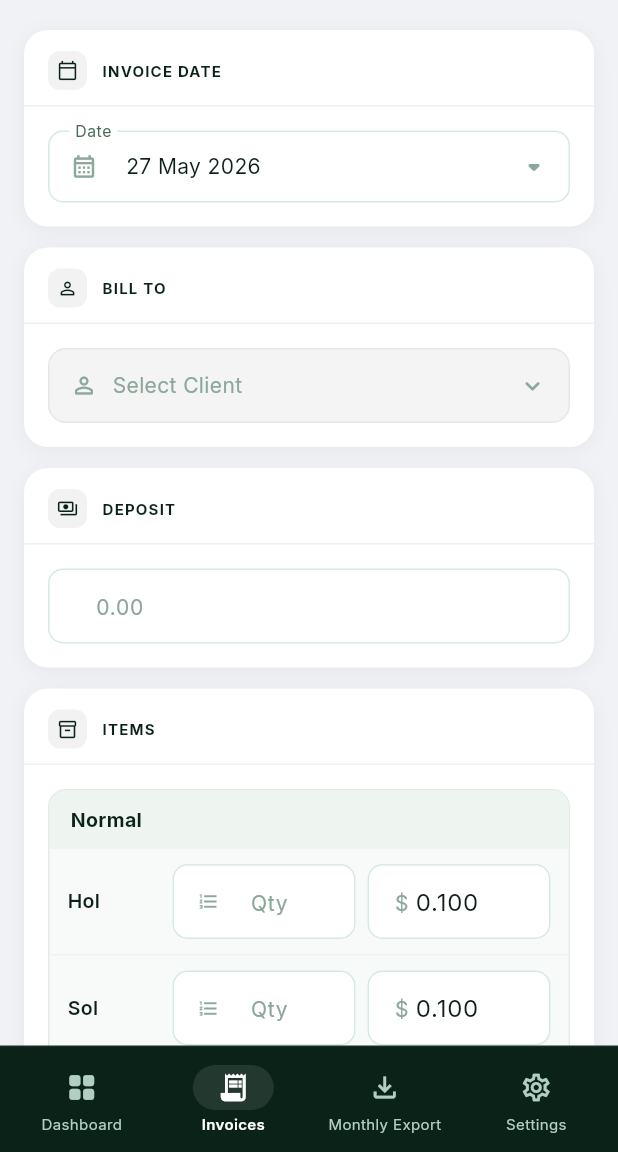
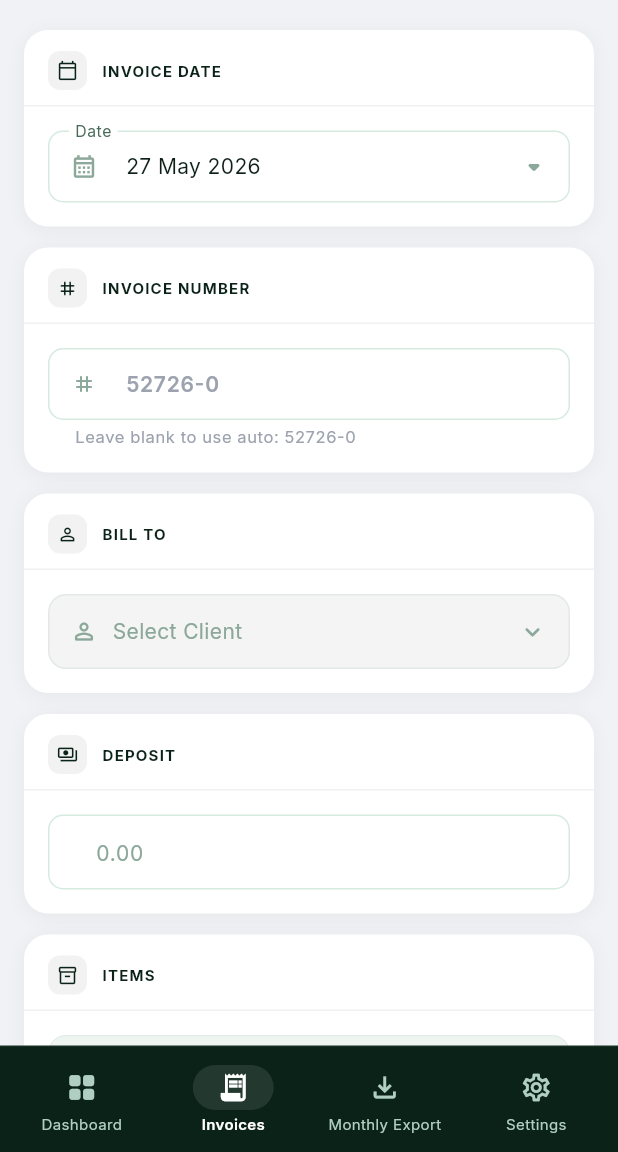
Before and after one commit to Kaneka0-0/invoice-mom-project, a Flutter app: the InvoiceListScreen screen opened by its route, after a tap on the "grid view" icon, after a tap on "New Invoice", on a phone screen of 412 x 824 dp, the part 84-1236 px from its top. Run offline on Flutter 3.47's test engine with Material 3 defaults, Android fonts, the phone set to English and light mode, and no system bars; our stand-ins replace go_router, google_fonts, pdf, printing, shared_preferences, supabase_flutter; missing offline and left inert: dart:js; accounts and stored records are empty; network calls fail; project files that could hold a hidden picture were left out.

Commit message:
Real-time lists, invoice number field, mobile PDF, spreadsheet restore, LH Invoice rename
- StreamBuilder for invoice/client lists with provider merge for instant local updates
- Manual invoice number field on form; auto-generates MMDDYY-N format if blank
- Monthly export: mobile shows native PDF popup (Printing.layoutPdf), web uses HTML
- Restore "Open in Spreadsheet" button and all spreadsheet classes
- Fix "No" label spacing in PDF (flex-start gap instead of space-between)
- Rename app to "LH Invoice" (Android, web manifest, index.html)
- Remove General filter from invoice list
- Conditional exports for mobile PDF to avoid web build errors
- Full-width layout on monthly export screen (remove center/constrained wrappers)

Co-Authored-By: Claude Sonnet 4.6 <noreply@anthropic.com>

```diff
--- a/lib/l10n/strings.dart
+++ b/lib/l10n/strings.dart
@@ -85,15 +85,15 @@ class S {
   // ── Borrow ────────────────────────────────────────────────────────────
   String get vendor => get('Vendor', 'អ្នកលក់');
   String get borrowDate => get('Borrow Date', 'កាលបរិច្ឆេទខ្ចី');
-  String get amountOwed => get('Amount Owed', 'ចំនួនជំពាក់');
+  String get amountOwed => get('Amount Owed', 'តាន់ជំពាក់');
   String get paymentDate => get('Payment Date', 'កាលបរិច្ឆេទបង់');
   String get owed => get('Owed', 'ជំពាក់');
   String get selectVendor => get('Select Vendor', 'ជ្រើសអ្នកលក់');
 
   // ── Dashboard Stats ───────────────────────────────────────────────────
-  String get totalInvoices => get('Total Invoices', 'ចំនួនវិក្កយបត្រ');
+  String get totalInvoices => get('Total Invoices', 'តាន់វិក្កយបត្រ');
   String get totalRevenue => get('Total Revenue', 'ចំណូលសរុប');
-  String get pendingAmount => get('Pending', 'ចំនួនរង់ចាំ');
+  String get pendingAmount => get('Pending', 'តាន់រង់ចាំ');
   String get debtToVendors => get('Debt to Vendors', '빚ស់អ្នកលក់');
   String get recentInvoices => get('Recent Invoices', 'វិក្កយបត្រថ្មីៗ');
   String get thisMonth => get('This Month', 'ខែនេះ');
@@ -116,8 +116,6 @@ class S {
   String get currency => get('Currency', 'រូបិយប័ណ្ណ');
 
   // ── Confirmations ─────────────────────────────────────────────────────
-  String deleteConfirm(String item) =>
-      get('Delete this $item?', 'លុប$item នេះ?');
-  String get cannotUndo =>
-      get('This action cannot be undone.', 'សកម្មភាពនេះមិនអាចត្រឡប់វិញបាន។');
+  String deleteConfirm(String item) => get('Delete this $item?', 'លុប$item នេះ?');
+  String get cannotUndo => get('This action cannot be undone.', 'សកម្មភាពនេះមិនអាចត្រឡប់វិញបាន។');
 }
--- a/lib/providers/app_provider.dart
+++ b/lib/providers/app_provider.dart
@@ -177,6 +177,7 @@ class AppProvider extends ChangeNotifier {
   // ── Invoices ──────────────────────────────────────────────────────────────
   Future<Invoice> addInvoice({
     required String date,
+    String? number,
     String? clientId,
     String? deliveryLocation,
     List<InvoiceItem>? items,
@@ -187,7 +188,9 @@ class AppProvider extends ChangeNotifier {
     final id = _uuid.v4();
     final invoice = Invoice(
       id: id,
-      number: _store.nextInvoiceNumber(),
+      number: (number != null && number.isNotEmpty)
+          ? number
+          : _store.nextInvoiceNumber(DateTime.tryParse(date) ?? DateTime.now()),
       clientId: clientId,
       deliveryLocation: deliveryLocation,
       date: date,
--- a/lib/screens/invoices/invoice_form_screen.dart
+++ b/lib/screens/invoices/invoice_form_screen.dart
@@ -28,6 +28,7 @@ class _InvoiceFormScreenState extends State<InvoiceFormScreen> {
   bool _saving = false;
 
   final _depositCtrl = TextEditingController();
+  final _numberCtrl  = TextEditingController();
 
   // Fixed 4 slots: normal/hol, normal/sol, burned/hol, burned/sol
   late final List<_BrickEntry> _entries;
@@ -47,6 +48,7 @@ class _InvoiceFormScreenState extends State<InvoiceFormScreen> {
   @override
   void dispose() {
     _depositCtrl.dispose();
+    _numberCtrl.dispose();
     for (final e in _entries) {
       e.dispose();
     }
@@ -73,6 +75,7 @@ class _InvoiceFormScreenState extends State<InvoiceFormScreen> {
 
     setState(() {
       _date = inv.date;
+      _numberCtrl.text = inv.number;
       _clientId = inv.clientId;
       _deliveryLocation = inv.deliveryLocation;
       if (inv.deposit > 0) {
@@ -182,6 +185,18 @@ class _InvoiceFormScreenState extends State<InvoiceFormScreen> {
                   ),
                   const SizedBox(height: 14),
 
+                  // ── Invoice number ────────────────────────────────────
+                  _FormCard(
+                    icon: Icons.tag_rounded,
+                    title: 'Invoice Number',
+                    child: _InvoiceNumberField(
+                      controller: _numberCtrl,
+                      date: _date,
+                      provider: provider,
+                    ),
+                  ),
+                  const SizedBox(height: 14),
+
                   // ── Client ────────────────────────────────────────────
                   _FormCard(
                     icon: Icons.person_outline_rounded,
@@ -279,7 +294,7 @@ class _InvoiceFormScreenState extends State<InvoiceFormScreen> {
                         _BrickGroup(
                           label: provider.isKh ? 'ឥដ្ឋធម្មតា' : 'Normal',
                           holLabel: provider.isKh ? 'ប្រហោង' : 'Hol',
-                          solLabel: provider.isKh ? 'ចំនួន' : 'Sol',
+                          solLabel: provider.isKh ? 'តាន់' : 'Sol',
                           holEntry: _entries[0],
                           solEntry: _entries[1],
                           sym: sym,
@@ -289,7 +304,7 @@ class _InvoiceFormScreenState extends State<InvoiceFormScreen> {
                         _BrickGroup(
                           label: provider.isKh ? 'ឥដ្ឋខ្លោច' : 'Burnt',
                           holLabel: provider.isKh ? 'ប្រហោង' : 'Hol',
-                          solLabel: provider.isKh ? 'ចំនួន' : 'Sol',
+                          solLabel: provider.isKh ? 'តាន់' : 'Sol',
                           holEntry: _entries[2],
                           solEntry: _entries[3],
                           sym: sym,
@@ -371,6 +386,7 @@ class _InvoiceFormScreenState extends State<InvoiceFormScreen> {
       if (widget.id == null) {
         savedInv = await provider.addInvoice(
           date: _date,
+          number: _numberCtrl.text.trim().isEmpty ? null : _numberCtrl.text.trim(),
           clientId: _clientId,
           deliveryLocation: _deliveryLocation,
           items: items,
@@ -390,6 +406,7 @@ class _InvoiceFormScreenState extends State<InvoiceFormScreen> {
       } else {
         final inv = provider.store.findInvoice(widget.id)!;
         inv.date = _date;
+        if (_numberCtrl.text.trim().isNotEmpty) inv.number = _numberCtrl.text.trim();
         inv.clientId = _clientId;
         inv.deliveryLocation = _deliveryLocation;
         inv.items = items;
@@ -1051,6 +1068,40 @@ class _ClientPickerDropdownState extends State<_ClientPickerDropdown> {
   }
 }
 
+// ── Invoice number field ──────────────────────────────────────────────────────
+
+class _InvoiceNumberField extends StatelessWidget {
+  final TextEditingController controller;
+  final String date;
+  final AppProvider provider;
+
+  const _InvoiceNumberField({
+    required this.controller,
+    required this.date,
+    required this.provider,
+  });
+
+  @override
+  Widget build(BuildContext context) {
+    final parsed    = DateTime.tryParse(date) ?? DateTime.now();
+    final autoNum   = provider.store.nextInvoiceNumber(parsed);
+
+    return TextField(
+      controller: controller,
+      decoration: InputDecoration(
+        hintText: autoNum,
+        hintStyle: const TextStyle(color: Color(0xFF9CA3AF)),
+        helperText: 'Leave blank to use auto: $autoNum',
+        helperStyle: const TextStyle(fontSize: 11, color: Color(0xFF9CA3AF)),
+        isDense: true,
+        prefixIcon: const Icon(Icons.tag_rounded, size: 16, color: AppColors.muted),
+      ),
+      keyboardType: TextInputType.text,
+      style: const TextStyle(fontSize: 14, fontWeight: FontWeight.w600),
+    );
+  }
+}
+
 // ── Location picker bottom sheet ──────────────────────────────────────────────
 
 class _LocationPickerSheet extends StatelessWidget {
--- a/lib/screens/invoices/invoice_list_screen.dart
+++ b/lib/screens/invoices/invoice_list_screen.dart
@@ -21,8 +21,7 @@ class _InvoiceListScreenState extends State<InvoiceListScreen> {
   String _search = '';
   String? _monthFilter;
   String? _clientFilter;
-  bool _generalFilter = false;
-  bool _tableView     = false;
+  bool _tableView = false;
   late final Stream<List<Invoice>> _invoicesStream;
 
   @override
@@ -41,15 +40,34 @@ class _InvoiceListScreenState extends State<InvoiceListScreen> {
         return StreamBuilder<List<Invoice>>(
           stream: _invoicesStream,
           builder: (context, snapshot) {
-            final filtered = (snapshot.data ?? provider.invoices).where((inv) {
+            // Merge stream + local provider so changes are instant:
+            // - delete: local removes first → filtered out immediately
+            // - add: local adds first → included immediately before stream catches up
+            // - stream catches DB changes from other sessions via Supabase realtime
+            final List<Invoice> allInvoices;
+            if (!snapshot.hasData) {
+              allInvoices = provider.invoices;
+            } else {
+              final streamList = snapshot.data!;
+              final streamIds  = {for (final i in streamList) i.id};
+              allInvoices = [
+                for (final si in streamList)
+                  // skip if locally deleted; prefer local version (has items)
+                  if (provider.store.findInvoice(si.id) != null)
+                    provider.store.findInvoice(si.id)!,
+                for (final li in provider.invoices)
+                  if (!streamIds.contains(li.id)) li, // locally added, not yet in stream
+              ]..sort((a, b) => b.date.compareTo(a.date));
+            }
+
+            final filtered = allInvoices.where((inv) {
               final client = provider.store.findClient(inv.clientId);
               final matchSearch = _search.isEmpty ||
                   inv.number.toLowerCase().contains(_search.toLowerCase()) ||
                   (client?.name.toLowerCase().contains(_search.toLowerCase()) ?? false);
               final matchMonth   = _monthFilter == null || inv.date.startsWith(_monthFilter!);
               final matchClient  = _clientFilter == null || inv.clientId == _clientFilter;
-              final matchGeneral = !_generalFilter || (inv.clientId == null || inv.clientId!.isEmpty);
-              return matchSearch && matchMonth && matchClient && matchGeneral;
+              return matchSearch && matchMonth && matchClient;
             }).toList();
 
             return Scaffold(
@@ -151,22 +169,11 @@ class _InvoiceListScreenState extends State<InvoiceListScreen> {
                                   : null,
                             ),
                             const SizedBox(width: 8),
-                            _GeneralButton(
-                              active: _generalFilter,
-                              onTap: () => setState(() {
-                                _generalFilter = !_generalFilter;
-                                if (_generalFilter) _clientFilter = null;
-                              }),
-                            ),
-                            const SizedBox(width: 8),
                             if (provider.clients.isNotEmpty)
                               _ClientFilterDropdown(
                                 clients: provider.clients,
                                 selectedId: _clientFilter,
-                                onChanged: (id) => setState(() {
-                                  _clientFilter = id;
-                                  if (id != null) _generalFilter = false;
-                                }),
+                                onChanged: (id) => setState(() => _clientFilter = id),
                               ),
                           ],
                         ),
@@ -295,14 +302,13 @@ class _InvoiceListScreenState extends State<InvoiceListScreen> {
   }
 
   bool get _hasActiveFilter =>
-      _monthFilter != null || _clientFilter != null || _search.isNotEmpty || _generalFilter;
+      _monthFilter != null || _clientFilter != null || _search.isNotEmpty;
 
   void _clearFilters() {
     setState(() {
-      _search         = '';
-      _monthFilter    = null;
-      _clientFilter   = null;
-      _generalFilter  = false;
+      _search      = '';
+      _monthFilter = null;
+      _clientFilter = null;
     });
   }
 
@@ -381,47 +387,6 @@ class _MonthButton extends StatelessWidget {
                     size: 13, color: Colors.white),
               ),
             ],
-          ],
-        ),
-      ),
-    );
-  }
-}
-
-// ── General filter button ─────────────────────────────────────────────────────
-class _GeneralButton extends StatelessWidget {
-  final bool active;
-  final VoidCallback onTap;
-  const _GeneralButton({required this.active, required this.onTap});
-
-  @override
-  Widget build(BuildContext context) {
-    return GestureDetector(
-      onTap: onTap,
-      child: Container(
-        padding: const EdgeInsets.symmetric(horizontal: 12, vertical: 7),
-        decoration: BoxDecoration(
-          color: active ? const Color(0xFF0B2218) : Colors.white,
-          borderRadius: BorderRadius.circular(20),
-          border: Border.all(
-            color: active ? const Color(0xFF0B2218) : const Color(0xFFE5E7EB),
-          ),
-        ),
-        child: Row(
-          mainAxisSize: MainAxisSize.min,
-          children: [
-            Icon(Icons.person_off_outlined,
-                size: 14,
-                color: active ? Colors.white : AppColors.muted),
-            const SizedBox(width: 5),
-            Text(
-              'General',
-              style: TextStyle(
-                fontSize: 12,
-                color: active ? Colors.white : AppColors.slate,
-                fontWeight: active ? FontWeight.w600 : FontWeight.normal,
-              ),
-            ),
           ],
         ),
       ),
--- a/lib/screens/invoices/invoice_view_screen.dart
+++ b/lib/screens/invoices/invoice_view_screen.dart
@@ -77,7 +77,6 @@ class InvoiceViewScreen extends StatelessWidget {
                                   context,
                                   invoice: invoice,
                                   client: client,
-
                                   settings: provider.settings,
                                 ),
                               ),
@@ -646,7 +645,7 @@ class _ItemsTable extends StatelessWidget {
                     style: const TextStyle(
                         fontSize: 11, color: Colors.white, fontWeight: FontWeight.w600)),
               ),
-              const _HeaderCell('ចំនួន'),
+              const _HeaderCell('តាន់'),
               _HeaderCell('Price'),
               _HeaderCell('Total', last: true),
             ],
@@ -730,7 +729,7 @@ class _HeaderCell extends StatelessWidget {
 String _brickName(String priceType, String category, bool isKh) {
   if (isKh) {
     final t = priceType == 'burned' ? 'ឥដ្ឋខ្លោច' : 'ឥដ្ឋធម្មតា';
-    final c = category == 'sol' ? 'ចំនួន' : 'ប្រហោង';
+    final c = category == 'sol' ? 'តាន់' : 'ប្រហោង';
     return '$t $c';
   }
   final t = priceType == 'burned' ? 'Burnt' : 'Normal';
--- /dev/null
+++ b/lib/services/monthly_pdf_service.dart
@@ -0,0 +1,4 @@
+// Conditional export: web gets the stub (never called due to kIsWeb guard);
+// mobile/desktop gets the real implementation that uses PdfService + Printing.
+export 'monthly_pdf_stub.dart'
+    if (dart.library.io) 'monthly_pdf_native.dart';
--- a/lib/services/storage_service.dart
+++ b/lib/services/storage_service.dart
@@ -69,18 +69,18 @@ class StorageService {
   }
 
   // ── Invoice number ────────────────────────────────────────────────────────
-  // Derived from actual invoice data so it never resets on sync.
-  String nextInvoiceNumber() {
-    final year = DateTime.now().year;
-    final prefix = 'INV-$year-';
-    int maxNum = 0;
+  // Format: MMDDYY-N (e.g. 52826-0 = May 28 2026, first invoice of the day).
+  // Sequence resets to 0 each new day; increments by 1 per additional invoice.
+  String nextInvoiceNumber(DateTime date) {
+    final prefix = '${date.month}${date.day.toString().padLeft(2, '0')}${(date.year % 100).toString().padLeft(2, '0')}-';
+    int maxSeq = -1;
     for (final inv in invoices) {
       if (inv.number.startsWith(prefix)) {
-        final n = int.tryParse(inv.number.substring(prefix.length)) ?? 0;
-        if (n > maxNum) maxNum = n;
+        final seq = int.tryParse(inv.number.substring(prefix.length)) ?? -1;
+        if (seq > maxSeq) maxSeq = seq;
       }
     }
-    return 'INV-$year-${(maxNum + 1).toString().padLeft(4, '0')}';
+    return '$prefix${maxSeq + 1}';
   }
 
   // ── Lookup helpers ────────────────────────────────────────────────────────
```
Also changed, not shown: lib/screens/invoices/monthly_export_screen.dart (+56 -64 lines), lib/services/monthly_pdf_native.dart (added, +24 -0 lines), lib/services/monthly_pdf_stub.dart (added, +13 -0 lines), lib/services/pdf_service.dart (+6 -13 lines), 5 other files.
